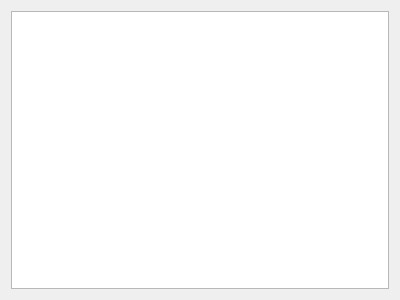
This is ktimetracker/historydialog.ui in chusopr/kdepim-ktimetracker-akonadi as Qt 5 draws it before an edit. The edited form follows.
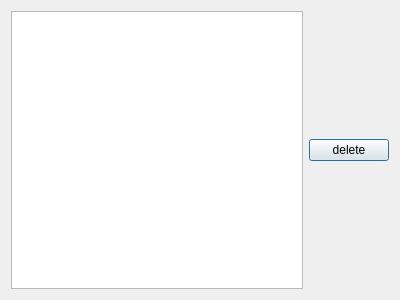
This is the edited form.

Commit message: Allow the user to delete events, major code cleanup.

Patch:
```diff
--- a/ktimetracker/historydialog.ui
+++ b/ktimetracker/historydialog.ui
@@ -17,6 +17,13 @@
    <item row="1" column="0">
     <widget class="QTableWidget" name="historytablewidget"/>
    </item>
+   <item row="1" column="1">
+    <widget class="QPushButton" name="deletepushbutton">
+     <property name="text">
+      <string>delete</string>
+     </property>
+    </widget>
+   </item>
   </layout>
  </widget>
  <resources/>
```
The commit also changes 4 other files.
